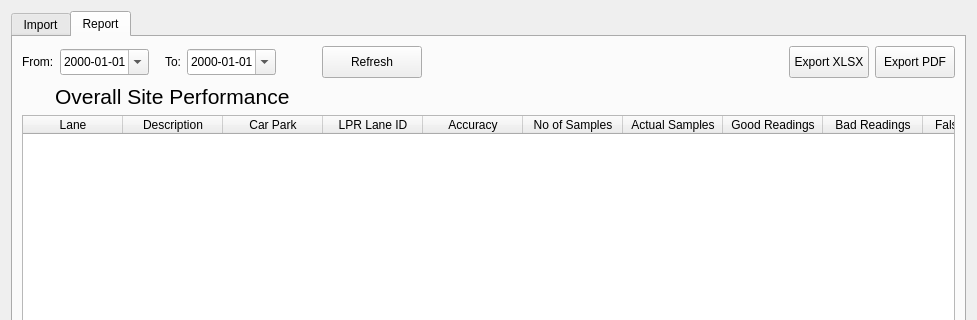
Before: the Qt Designer form mainwidget.ui in mickyTwenty/Lane, drawn with Qt 5; both pictures show x 0 to 977 and y 0 to 320 of the 977 by 592 pixel window.
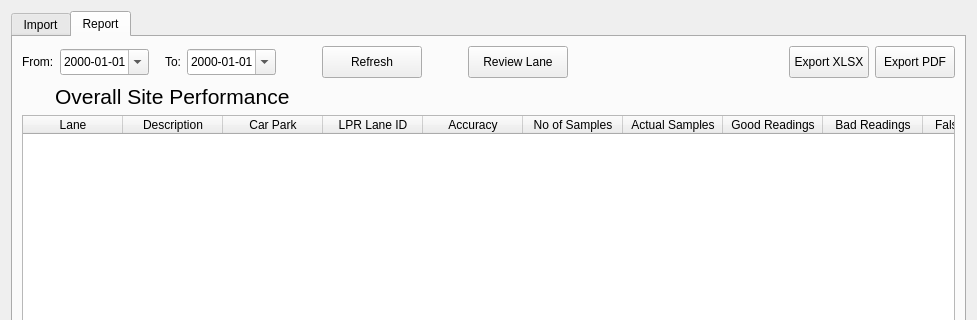
After: the same form once the commit is applied. The open tabs and pages were chosen to show the change. Icons and pictures are not drawn.

Commit message: review specific lane

```diff
--- a/mainwidget.ui
+++ b/mainwidget.ui
@@ -355,6 +355,35 @@
            </property>
           </widget>
          </item>
+         <item>
+          <spacer name="horizontalSpacer_11">
+           <property name="orientation">
+            <enum>Qt::Horizontal</enum>
+           </property>
+           <property name="sizeType">
+            <enum>QSizePolicy::Fixed</enum>
+           </property>
+           <property name="sizeHint" stdset="0">
+            <size>
+             <width>40</width>
+             <height>20</height>
+            </size>
+           </property>
+          </spacer>
+         </item>
+         <item>
+          <widget class="QPushButton" name="btnReviewLane">
+           <property name="minimumSize">
+            <size>
+             <width>100</width>
+             <height>32</height>
+            </size>
+           </property>
+           <property name="text">
+            <string>Review Lane</string>
+           </property>
+          </widget>
+         </item>
          <item>
           <spacer name="horizontalSpacer_9">
            <property name="orientation">
```
Left out of the diff: 2 changed lines with no effect on the pictures. The commit also changes 5 other files.
